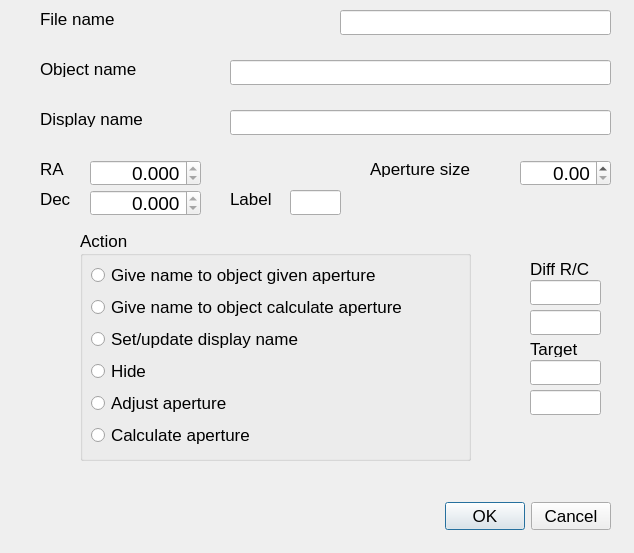
First picture: the form in Numpy/gsgraphics/markobj.ui, repository JohnMCollins/python-astro-progs, before the edit.
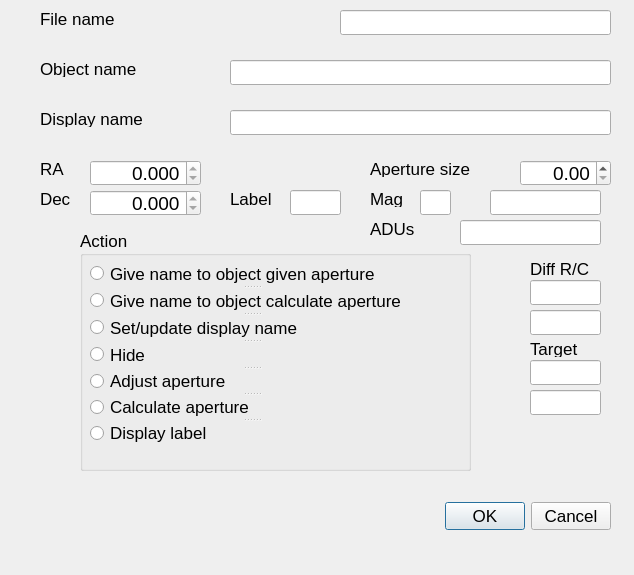
Second picture: the form after the edit.

Patch:
```diff
--- a/Numpy/gsgraphics/markobj.ui
+++ b/Numpy/gsgraphics/markobj.ui
@@ -7,7 +7,7 @@
     <x>0</x>
     <y>0</y>
     <width>634</width>
-    <height>553</height>
+    <height>575</height>
    </rect>
   </property>
   <property name="font">
@@ -172,21 +172,25 @@
      <x>80</x>
      <y>230</y>
      <width>391</width>
-     <height>231</height>
+     <height>241</height>
     </rect>
    </property>
    <property name="title">
     <string>Action</string>
    </property>
-   <widget class="QRadioButton" name="setname">
+   <widget class="QSplitter" name="splitter">
     <property name="geometry">
      <rect>
-      <x>11</x>
+      <x>10</x>
       <y>32</y>
-      <width>341</width>
-      <height>26</height>
+      <width>323</width>
+      <height>182</height>
      </rect>
     </property>
+    <property name="orientation">
+     <enum>Qt::Vertical</enum>
+    </property>
+    <widget class="QRadioButton" name="setname">
     <property name="toolTip">
      <string>Give a label to an unidentified object</string>
     </property>
@@ -194,15 +198,23 @@
      <string>Give name to object given aperture</string>
     </property>
    </widget>
+    <widget class="QRadioButton" name="setnamecalc">
+     <property name="toolTip">
+      <string>Give a label to an unidentified object</string>
+     </property>
+     <property name="text">
+      <string>Give name to object calculate aperture</string>
+     </property>
+    </widget>
+    <widget class="QRadioButton" name="setdispname">
+     <property name="toolTip">
+      <string>Give a label to an unidentified object</string>
+     </property>
+     <property name="text">
+      <string>Set/update display name</string>
+     </property>
+    </widget>
    <widget class="QRadioButton" name="hide">
-    <property name="geometry">
-     <rect>
-      <x>11</x>
-      <y>128</y>
-      <width>151</width>
-      <height>26</height>
-     </rect>
-    </property>
     <property name="toolTip">
      <string>Hide this object</string>
     </property>
@@ -211,14 +223,6 @@
     </property>
    </widget>
    <widget class="QRadioButton" name="apadj">
-    <property name="geometry">
-     <rect>
-      <x>11</x>
-      <y>160</y>
-      <width>261</width>
-      <height>26</height>
-     </rect>
-    </property>
     <property name="toolTip">
      <string>Adjust aperture for this object</string>
     </property>
@@ -227,14 +231,6 @@
     </property>
    </widget>
    <widget class="QRadioButton" name="calcaperture">
-    <property name="geometry">
-     <rect>
-      <x>11</x>
-      <y>192</y>
-      <width>291</width>
-      <height>26</height>
-     </rect>
-    </property>
     <property name="toolTip">
      <string>Calculate aperture for this object</string>
     </property>
@@ -242,37 +238,14 @@
      <string>Calculate aperture</string>
     </property>
    </widget>
-   <widget class="QRadioButton" name="setdispname">
-    <property name="geometry">
-     <rect>
-      <x>11</x>
-      <y>96</y>
-      <width>321</width>
-      <height>26</height>
-     </rect>
-    </property>
+    <widget class="QRadioButton" name="specdisplay">
     <property name="toolTip">
      <string>Give a label to an unidentified object</string>
     </property>
     <property name="text">
-     <string>Set/update display name</string>
-    </property>
-   </widget>
-   <widget class="QRadioButton" name="setnamecalc">
-    <property name="geometry">
-     <rect>
-      <x>11</x>
-      <y>64</y>
-      <width>351</width>
-      <height>26</height>
-     </rect>
-    </property>
-    <property name="toolTip">
-     <string>Give a label to an unidentified object</string>
-    </property>
-    <property name="text">
-     <string>Give name to object calculate aperture</string>
-    </property>
+      <string>Display label</string>
+     </property>
+    </widget>
    </widget>
   </widget>
   <widget class="QLabel" name="label_2">
@@ -472,6 +445,89 @@
     <bool>true</bool>
    </property>
   </widget>
+  <widget class="QLabel" name="label_10">
+   <property name="geometry">
+    <rect>
+     <x>370</x>
+     <y>190</y>
+     <width>41</width>
+     <height>17</height>
+    </rect>
+   </property>
+   <property name="text">
+    <string>Mag</string>
+   </property>
+  </widget>
+  <widget class="QLineEdit" name="magname">
+   <property name="geometry">
+    <rect>
+     <x>420</x>
+     <y>190</y>
+     <width>31</width>
+     <height>25</height>
+    </rect>
+   </property>
+   <property name="layoutDirection">
+    <enum>Qt::RightToLeft</enum>
+   </property>
+   <property name="readOnly">
+    <bool>true</bool>
+   </property>
+  </widget>
+  <widget class="QLineEdit" name="magvalue">
+   <property name="geometry">
+    <rect>
+     <x>490</x>
+     <y>190</y>
+     <width>111</width>
+     <height>25</height>
+    </rect>
+   </property>
+   <property name="layoutDirection">
+    <enum>Qt::RightToLeft</enum>
+   </property>
+   <property name="alignment">
+    <set>Qt::AlignRight|Qt::AlignTrailing|Qt::AlignVCenter</set>
+   </property>
+   <property name="readOnly">
+    <bool>true</bool>
+   </property>
+  </widget>
+  <widget class="QLineEdit" name="curradus">
+   <property name="geometry">
+    <rect>
+     <x>460</x>
+     <y>220</y>
+     <width>141</width>
+     <height>25</height>
+    </rect>
+   </property>
+   <property name="toolTip">
+    <string>Current ADU count</string>
+   </property>
+   <property name="layoutDirection">
+    <enum>Qt::RightToLeft</enum>
+   </property>
+   <property name="alignment">
+    <set>Qt::AlignRight|Qt::AlignTrailing|Qt::AlignVCenter</set>
+   </property>
+   <property name="readOnly">
+    <bool>true</bool>
+   </property>
+  </widget>
+  <widget class="QLabel" name="label_11">
+   <property name="geometry">
+    <rect>
+     <x>370</x>
+     <y>220</y>
+     <width>67</width>
+     <height>17</height>
+    </rect>
+   </property>
+   <property name="text">
+    <string>ADUs</string>
+   </property>
+  </widget>
  </widget>
  <tabstops>
   <tabstop>filename</tabstop>
```
Left out of the diff: 6 changed lines with no effect on the pictures. Lines whose indentation alone changed are shown as unchanged.
